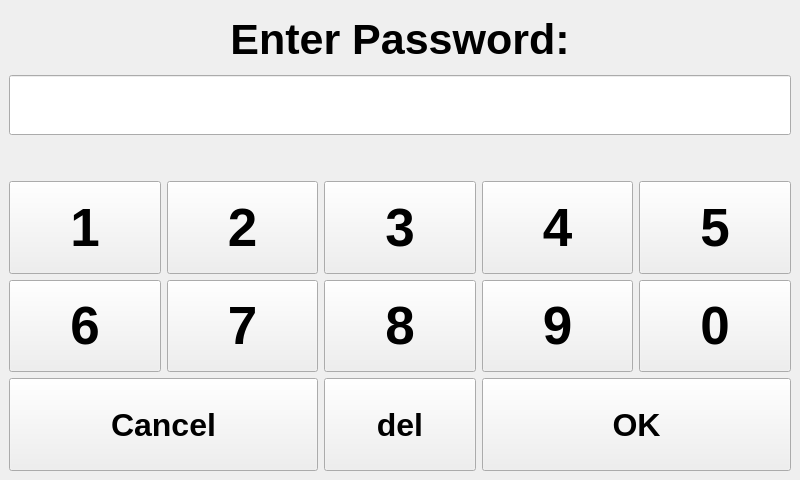
This is src/ui_elements/passworddialog.ui in AndreWohnsland/CocktailBerry as Qt 5 draws it before an edit. The edited form follows.
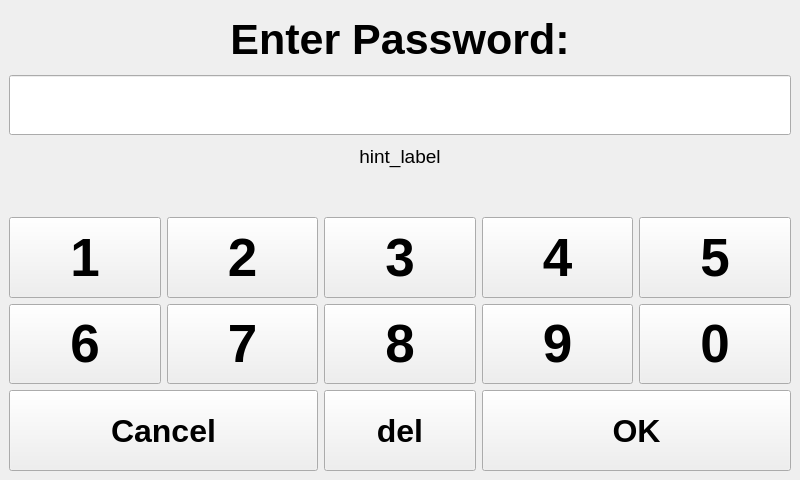
This is the edited form. Custom widgets are drawn as their Qt base class.

Commit message: add nfc service personell scan hint

What changed in the file:
```diff
--- a/src/ui_elements/passworddialog.ui
+++ b/src/ui_elements/passworddialog.ui
@@ -92,6 +92,27 @@
       </property>
      </widget>
     </item>
+    <item>
+     <widget class="QLabel" name="hint_label">
+      <property name="maximumSize">
+       <size>
+        <width>16777215</width>
+        <height>30</height>
+       </size>
+      </property>
+      <property name="font">
+       <font>
+        <pointsize>14</pointsize>
+       </font>
+      </property>
+      <property name="text">
+       <string>hint_label</string>
+      </property>
+      <property name="alignment">
+       <set>Qt::AlignCenter</set>
+      </property>
+     </widget>
+    </item>
     <item>
      <spacer name="verticalSpacer">
       <property name="orientation">
@@ -127,7 +148,6 @@
         <property name="font">
          <font>
           <pointsize>40</pointsize>
-          <weight>75</weight>
           <bold>true</bold>
          </font>
         </property>
@@ -153,7 +173,6 @@
         <property name="font">
          <font>
           <pointsize>40</pointsize>
-          <weight>75</weight>
           <bold>true</bold>
          </font>
         </property>
@@ -179,7 +198,6 @@
         <property name="font">
          <font>
           <pointsize>40</pointsize>
-          <weight>75</weight>
           <bold>true</bold>
          </font>
         </property>
@@ -205,7 +223,6 @@
         <property name="font">
          <font>
           <pointsize>40</pointsize>
-          <weight>75</weight>
           <bold>true</bold>
          </font>
         </property>
@@ -231,7 +248,6 @@
         <property name="font">
          <font>
           <pointsize>24</pointsize>
-          <weight>75</weight>
           <bold>true</bold>
          </font>
         </property>
@@ -260,7 +276,6 @@
         <property name="font">
          <font>
           <pointsize>40</pointsize>
-          <weight>75</weight>
           <bold>true</bold>
          </font>
         </property>
@@ -286,7 +301,6 @@
         <property name="font">
          <font>
           <pointsize>24</pointsize>
-          <weight>75</weight>
           <bold>true</bold>
          </font>
         </property>
@@ -312,7 +326,6 @@
         <property name="font">
          <font>
           <pointsize>40</pointsize>
-          <weight>75</weight>
           <bold>true</bold>
          </font>
         </property>
@@ -338,7 +351,6 @@
         <property name="font">
          <font>
           <pointsize>40</pointsize>
-          <weight>75</weight>
           <bold>true</bold>
          </font>
         </property>
@@ -364,7 +376,6 @@
         <property name="font">
          <font>
           <pointsize>40</pointsize>
-          <weight>75</weight>
           <bold>true</bold>
          </font>
         </property>
@@ -390,7 +401,6 @@
         <property name="font">
          <font>
           <pointsize>40</pointsize>
-          <weight>75</weight>
           <bold>true</bold>
          </font>
         </property>
@@ -416,7 +426,6 @@
         <property name="font">
          <font>
           <pointsize>24</pointsize>
-          <weight>75</weight>
           <bold>true</bold>
          </font>
         </property>
@@ -445,7 +454,6 @@
         <property name="font">
          <font>
           <pointsize>40</pointsize>
-          <weight>75</weight>
           <bold>true</bold>
          </font>
         </property>
```
Left out of the diff: 1 changed line with no effect on the pictures. The commit also changes 10 other files.
